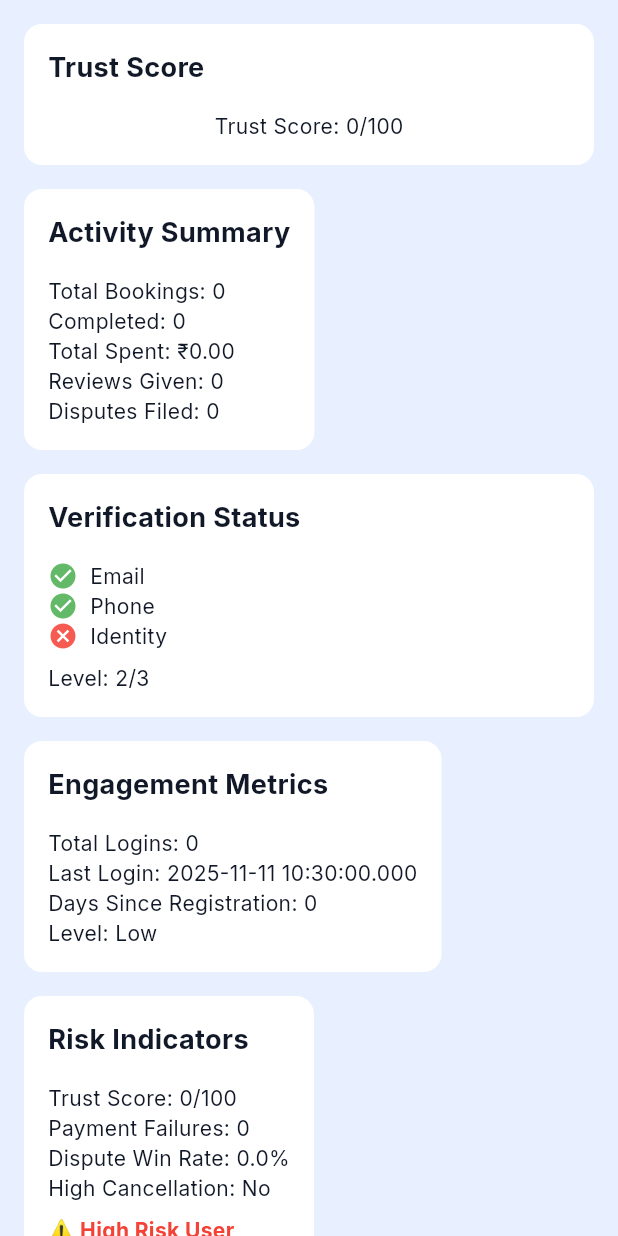
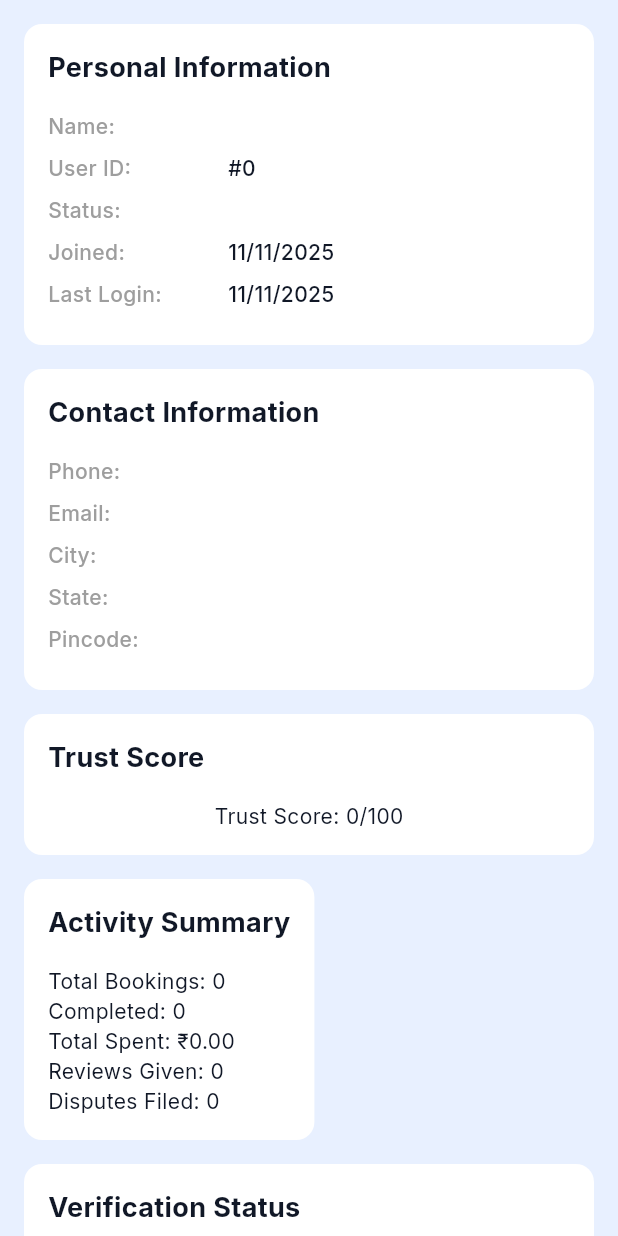
Before and after one commit to Prajwal-KP-1611/appydex-admin-flutter, a Flutter app: the UserProfileTab widget shown alone on an empty page, opened directly with empty values, on a phone screen of 412 x 824 dp. Run offline on Flutter 3.47's test engine with Material 3 defaults, Android fonts, the phone set to English and light mode, and no system bars; our stand-ins replace dio, fl_chart, flutter_riverpod, flutter_secure_storage, google_fonts, sentry_flutter and 1 more; accounts and stored records are empty; statements that could not run were skipped.

Commit message:
feat: prioritize phone numbers and add complete user data in profile
- Change users list to display phone number instead of email (primary column)
- Add Personal Information section showing name, user ID, status, join date
- Add Contact Information section with phone, email, and full address
- Add address fields to EndUserEnhanced model (address, city, state, pincode, country)
- Reorganize profile tab to show complete user data at the top
- Improve data presentation with labeled rows for better readability

This reflects the reality that majority of users join via phone number

```diff
--- a/lib/features/users/tabs/user_profile_tab.dart
+++ b/lib/features/users/tabs/user_profile_tab.dart
@@ -15,6 +15,14 @@ class UserProfileTab extends StatelessWidget {
       child: Column(
         crossAxisAlignment: CrossAxisAlignment.start,
         children: [
+          // Personal Information
+          _buildPersonalInfoCard(),
+          const SizedBox(height: 16),
+
+          // Contact Information
+          _buildContactInfoCard(),
+          const SizedBox(height: 16),
+
           // Trust Score Section
           _buildTrustScoreCard(),
           const SizedBox(height: 16),
@@ -36,6 +44,97 @@ class UserProfileTab extends StatelessWidget {
         ],
       ),
     );
+  }
+
+  Widget _buildPersonalInfoCard() {
+    return Card(
+      child: Padding(
+        padding: const EdgeInsets.all(16),
+        child: Column(
+          crossAxisAlignment: CrossAxisAlignment.start,
+          children: [
+            const Text(
+              'Personal Information',
+              style: TextStyle(fontSize: 18, fontWeight: FontWeight.bold),
+            ),
+            const SizedBox(height: 16),
+            _buildInfoRow('Name', user.name ?? '—'),
+            _buildInfoRow('User ID', '#${user.id}'),
+            _buildInfoRow('Status', user.accountStatus ?? 'active'),
+            _buildInfoRow('Joined', _formatDate(user.createdAt)),
+            if (user.lastLoginAt != null)
+              _buildInfoRow('Last Login', _formatDate(user.lastLoginAt!)),
+          ],
+        ),
+      ),
+    );
+  }
+
+  Widget _buildContactInfoCard() {
+    return Card(
+      child: Padding(
+        padding: const EdgeInsets.all(16),
+        child: Column(
+          crossAxisAlignment: CrossAxisAlignment.start,
+          children: [
+            const Text(
+              'Contact Information',
+              style: TextStyle(fontSize: 18, fontWeight: FontWeight.bold),
+            ),
+            const SizedBox(height: 16),
+            _buildInfoRow('Phone', user.phone ?? '—'),
+            _buildInfoRow('Email', user.email),
+            if (user.address != null && user.address!.isNotEmpty) ...[
+              const SizedBox(height: 12),
+              const Text(
+                'Address',
+                style: TextStyle(fontWeight: FontWeight.w500),
+              ),
+              const SizedBox(height: 4),
+              Text(user.address!),
+            ],
+            if (user.city != null)
+              _buildInfoRow('City', user.city!),
+            if (user.state != null)
+              _buildInfoRow('State', user.state!),
+            if (user.pincode != null)
+              _buildInfoRow('Pincode', user.pincode!),
+          ],
+        ),
+      ),
+    );
+  }
+
+  Widget _buildInfoRow(String label, String value) {
+    return Padding(
+      padding: const EdgeInsets.only(bottom: 8),
+      child: Row(
+        crossAxisAlignment: CrossAxisAlignment.start,
+        children: [
+          SizedBox(
+            width: 120,
+            child: Text(
+              '$label:',
+              style: const TextStyle(
+                fontWeight: FontWeight.w500,
+                color: Colors.grey,
+              ),
+            ),
+          ),
+          Expanded(
+            child: Text(
+              value,
+              style: const TextStyle(fontWeight: FontWeight.w500),
+            ),
+          ),
+        ],
+      ),
+    );
+  }
+
+  String _formatDate(DateTime? date) {
+    if (date == null) return '—';
+    return '${date.day}/${date.month}/${date.year}';
   }
 
   Widget _buildTrustScoreCard() {
--- a/lib/features/users/users_list_screen.dart
+++ b/lib/features/users/users_list_screen.dart
@@ -375,7 +375,7 @@ class _UsersListScreenState extends ConsumerState<UsersListScreen> {
                                     ),
                                     columns: const [
                                       DataColumn(label: Text('SL No.')),
-                                      DataColumn(label: Text('Email')),
+                                      DataColumn(label: Text('Phone')),
                                       DataColumn(label: Text('Name')),
                                       DataColumn(label: Text('Status')),
                                       DataColumn(label: Text('Trust Score')),
@@ -417,7 +417,7 @@ class _UsersListScreenState extends ConsumerState<UsersListScreen> {
                                                 );
                                               },
                                               child: Text(
-                                                user.email,
+                                                user.phone ?? '—',
                                                 style: const TextStyle(
                                                   color: Colors.blue,
                                                   decoration:
--- a/lib/models/end_user_enhanced.dart
+++ b/lib/models/end_user_enhanced.dart
@@ -6,6 +6,11 @@ class EndUserEnhanced {
   final String phone;
   final String name;
   final String? profilePictureUrl;
+  final String? address;
+  final String? city;
+  final String? state;
+  final String? pincode;
+  final String? country;
   final bool isActive;
   final bool isSuspended;
   final String? suspensionReason;
@@ -28,6 +33,11 @@ class EndUserEnhanced {
     required this.phone,
     required this.name,
     this.profilePictureUrl,
+    this.address,
+    this.city,
+    this.state,
+    this.pincode,
+    this.country,
     required this.isActive,
     required this.isSuspended,
     this.suspensionReason,
@@ -50,6 +60,11 @@ class EndUserEnhanced {
       phone: json['phone'] as String,
       name: json['name'] as String,
       profilePictureUrl: json['profile_picture_url'] as String?,
+      address: json['address'] as String?,
+      city: json['city'] as String?,
+      state: json['state'] as String?,
+      pincode: json['pincode'] as String?,
+      country: json['country'] as String?,
       isActive: json['is_active'] as bool? ?? true,
       isSuspended: json['is_suspended'] as bool? ?? false,
       suspensionReason: json['suspension_reason'] as String?,
@@ -85,6 +100,11 @@ class EndUserEnhanced {
       'phone': phone,
       'name': name,
       'profile_picture_url': profilePictureUrl,
+      'address': address,
+      'city': city,
+      'state': state,
+      'pincode': pincode,
+      'country': country,
       'is_active': isActive,
       'is_suspended': isSuspended,
       'suspension_reason': suspensionReason,
```
